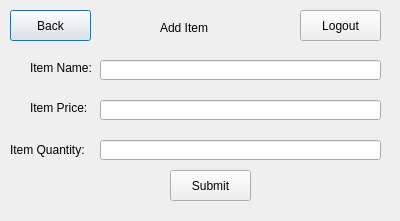
Qt form QtGui/addItem.ui (Tligtvoet/goat-bulk) before a commit.
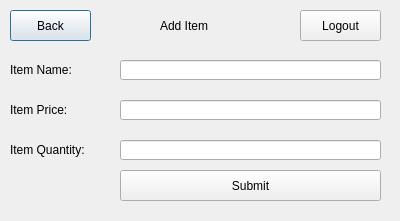
The same form after that commit.

What changed in the file:
```diff
--- a/QtGui/addItem.ui
+++ b/QtGui/addItem.ui
@@ -16,9 +16,9 @@
   <widget class="QLineEdit" name="lineEdit_iName">
    <property name="geometry">
     <rect>
-     <x>100</x>
+     <x>120</x>
      <y>60</y>
-     <width>281</width>
+     <width>261</width>
      <height>20</height>
     </rect>
    </property>
@@ -26,10 +26,10 @@
   <widget class="QLabel" name="label">
    <property name="geometry">
     <rect>
-     <x>30</x>
+     <x>10</x>
      <y>60</y>
-     <width>61</width>
-     <height>16</height>
+     <width>81</width>
+     <height>20</height>
     </rect>
    </property>
    <property name="text">
@@ -39,9 +39,9 @@
   <widget class="QLineEdit" name="lineEdit_iPrice">
    <property name="geometry">
     <rect>
-     <x>100</x>
+     <x>120</x>
      <y>100</y>
-     <width>281</width>
+     <width>261</width>
      <height>20</height>
     </rect>
    </property>
@@ -49,10 +49,10 @@
   <widget class="QLabel" name="label_2">
    <property name="geometry">
     <rect>
-     <x>30</x>
+     <x>10</x>
      <y>100</y>
-     <width>61</width>
-     <height>16</height>
+     <width>81</width>
+     <height>20</height>
     </rect>
    </property>
    <property name="text">
@@ -62,9 +62,9 @@
   <widget class="QLineEdit" name="lineEdit_iQuan">
    <property name="geometry">
     <rect>
-     <x>100</x>
+     <x>120</x>
      <y>140</y>
-     <width>281</width>
+     <width>261</width>
      <height>20</height>
     </rect>
    </property>
@@ -98,9 +98,9 @@
   <widget class="QPushButton" name="submit_button">
    <property name="geometry">
     <rect>
-     <x>170</x>
+     <x>120</x>
      <y>170</y>
-     <width>81</width>
+     <width>261</width>
      <height>31</height>
     </rect>
    </property>
@@ -125,9 +125,9 @@
    <property name="geometry">
     <rect>
      <x>160</x>
-     <y>20</y>
+     <y>15</y>
      <width>81</width>
-     <height>16</height>
+     <height>21</height>
     </rect>
    </property>
    <property name="text">
```
